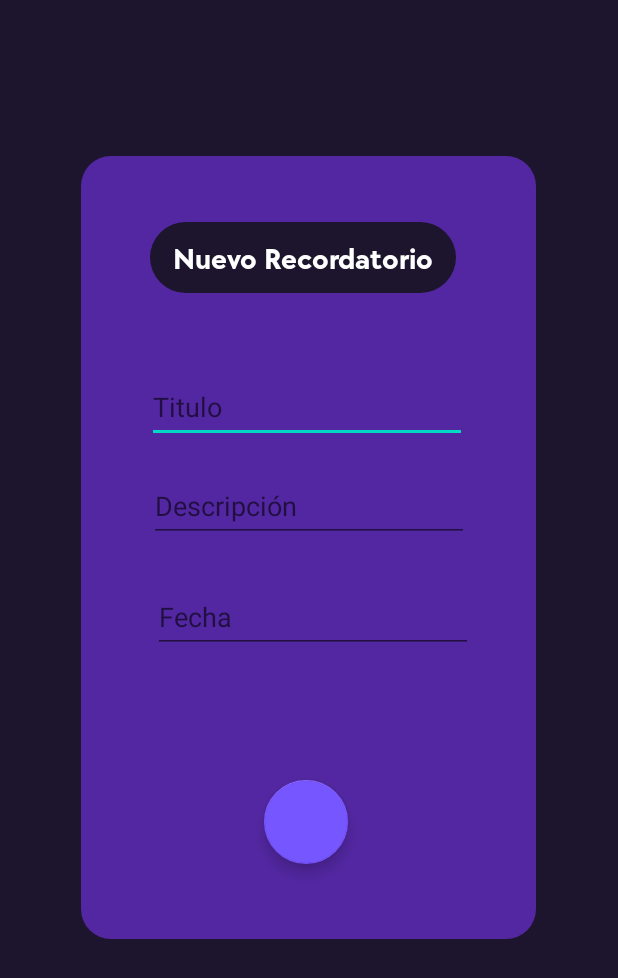
After one commit to NachoXS15/focus-app, an Android app: the addItem screen opened directly, with no data from a screen before it, on a phone screen of 412 x 824 dp. The commit adds this screen. Shown: the top 978 px of the screen. Run offline under Robolectric (Android 15) with nearby library versions, the phone set to English and light mode, and no system bars.

Commit message:
created addItem and setting activity

```diff
--- a/app/build.gradle
+++ b/app/build.gradle
@@ -40,6 +40,7 @@ dependencies {
     implementation 'androidx.lifecycle:lifecycle-viewmodel-ktx:2.5.1'
     implementation 'androidx.navigation:navigation-fragment:2.5.3'
     implementation 'androidx.navigation:navigation-ui:2.5.3'
+    implementation 'com.google.code.gson:gson:2.8.9'
     testImplementation 'junit:junit:4.13.2'
     androidTestImplementation 'androidx.test.ext:junit:1.1.5'
     androidTestImplementation 'androidx.test.espresso:espresso-core:3.5.1'
--- /dev/null
+++ b/app/src/main/java/com/example/focus/addItem.java
@@ -0,0 +1,17 @@
+package com.example.focus;
+
+import androidx.appcompat.app.AppCompatActivity;
+
+import android.os.Bundle;
+
+
+
+public class addItem extends AppCompatActivity {
+
+    @Override
+    protected void onCreate(Bundle savedInstanceState) {
+        super.onCreate(savedInstanceState);
+        setContentView(R.layout.activity_add_item);
+    }
+
+}
--- /dev/null
+++ b/app/src/main/res/drawable/round_corner1.xml
@@ -0,0 +1,6 @@
+<?xml version="1.0" encoding="utf-8"?>
+    <shape xmlns:android="http://schemas.android.com/apk/res/android"
+        android:shape="rectangle">
+        <corners android:radius="50dp" />
+        <solid android:color="@color/backGround" />
+    </shape>
--- /dev/null
+++ b/app/src/main/res/drawable/round_corner2.xml
@@ -0,0 +1,6 @@
+<?xml version="1.0" encoding="utf-8"?>
+<shape xmlns:android="http://schemas.android.com/apk/res/android"
+    android:shape="rectangle">
+    <corners android:radius="20dp" />
+    <solid android:color="@color/backgroundAlt" />
+</shape>
--- /dev/null
+++ b/app/src/main/res/layout/activity_add_item.xml
@@ -0,0 +1,90 @@
+<?xml version="1.0" encoding="utf-8"?>
+
+<androidx.constraintlayout.widget.ConstraintLayout xmlns:android="http://schemas.android.com/apk/res/android"
+    xmlns:app="http://schemas.android.com/apk/res-auto"
+    xmlns:tools="http://schemas.android.com/tools"
+    android:layout_width="match_parent"
+    android:layout_height="match_parent"
+    android:background="@color/backGround"
+    tools:context=".addItem">
+
+    <View
+        android:id="@+id/view2"
+        android:layout_width="303dp"
+        android:layout_height="522dp"
+        android:layout_marginStart="54dp"
+        android:layout_marginTop="104dp"
+        android:background="@drawable/round_corner2"
+        app:cornerRadius="50dp"
+        app:layout_constraintStart_toStartOf="parent"
+        app:layout_constraintTop_toTopOf="parent" />
+
+    <TextView
+        android:id="@+id/titleAdd"
+        android:layout_width="wrap_content"
+        android:layout_height="wrap_content"
+        android:layout_marginStart="100dp"
+        android:layout_marginTop="148dp"
+        android:background="@drawable/round_corner1"
+        android:fontFamily="@font/tt_chocolates_bold"
+        android:paddingHorizontal="15dp"
+        android:paddingVertical="10dp"
+        android:text="@string/titleAdd"
+        android:textColor="@color/white"
+        android:textSize="20sp"
+        app:cornerRadius="50dp"
+        app:layout_constraintStart_toStartOf="parent"
+        app:layout_constraintTop_toTopOf="parent" />
+
+    <EditText
+        android:id="@+id/titleText"
+        android:layout_width="wrap_content"
+        android:layout_height="48dp"
+        android:layout_marginStart="98dp"
+        android:layout_marginTop="247dp"
+        android:ems="10"
+        android:hint="@string/newItemTitle"
+        android:inputType="textPersonName"
+        app:layout_constraintStart_toStartOf="parent"
+        app:layout_constraintTop_toTopOf="parent" />
+
+    <EditText
+        android:id="@+id/descText"
+        android:layout_width="wrap_content"
+        android:layout_height="48dp"
+        android:layout_marginStart="99dp"
+        android:layout_marginTop="313dp"
+        android:ems="10"
+        android:hint="@string/descItem"
+        android:inputType="textPersonName"
+        app:layout_constraintStart_toStartOf="parent"
+        app:layout_constraintTop_toTopOf="parent" />
+
+    <EditText
+        android:id="@+id/dateText"
+        android:layout_width="wrap_content"
+        android:layout_height="48dp"
+        android:layout_marginStart="102dp"
+        android:layout_marginTop="387dp"
+        android:ems="10"
+        android:hint="@string/dateItem"
+        android:inputType="date"
+        app:layout_constraintStart_toStartOf="parent"
+        app:layout_constraintTop_toTopOf="parent" />
+
+    <com.google.android.material.floatingactionbutton.FloatingActionButton
+        android:id="@+id/addButton"
+        android:layout_width="wrap_content"
+        android:layout_height="wrap_content"
+        android:layout_marginStart="176dp"
+        android:layout_marginTop="520dp"
+        android:clickable="true"
+        android:elevation="200dp"
+        android:onClick="sendData"
+        app:backgroundTint="@color/purpleLight"
+        app:layout_constraintStart_toStartOf="parent"
+        app:layout_constraintTop_toTopOf="parent"
+        tools:ignore="SpeakableTextPresentCheck"
+        tools:srcCompat="@mipmap/add_item" />
+
+</androidx.constraintlayout.widget.ConstraintLayout>
--- a/app/src/main/res/values/colors.xml
+++ b/app/src/main/res/values/colors.xml
@@ -9,4 +9,6 @@
     <color name="white">#FFFFFFFF</color>
     <color name="backGround">#1d152d</color>
     <color name="buttonBackGround">#6f4ffb</color>
+    <color name="backgroundAlt">#5327a2</color>
+    <color name="purpleLight">#7656ff</color>
 </resources>
--- a/app/src/main/res/values/strings.xml
+++ b/app/src/main/res/values/strings.xml
@@ -19,5 +19,16 @@
     <string name="data">Datos Académicos</string>
     <string name="calendar">Calendario</string>
     <string name="settings">Configuración</string>
+    //setings
+    <string name="userName">Patricio Pedersoli</string>
+    <string name="mail"></string>
+    <string name="id">EPM500</string>
+    //addItem
+    <string name="titleAdd">Nuevo Recordatorio</string>
+    <string name="newItemTitle">Titulo</string>
+    <string name="descItem">Descripción</string>
+    <string name="dateItem">Fecha</string>
+    <string name="timeItem">Hora</string>
+    <string name="textview">TextView</string>
 
 </resources>
```
Also changed, not shown: app/src/main/AndroidManifest.xml (+14 -0 lines), app/src/main/java/com/example/focus/mainPage.java (+23 -1 lines), app/src/main/java/com/example/focus/settingsPage.java (added, +28 -0 lines), app/src/main/res/layout/activity_main_page.xml (+17 -2 lines), app/src/main/res/layout/activity_settings_page.xml (added, +27 -0 lines), app/src/main/java/com/example/focus/loginPage.java (line endings or trailing spaces).
